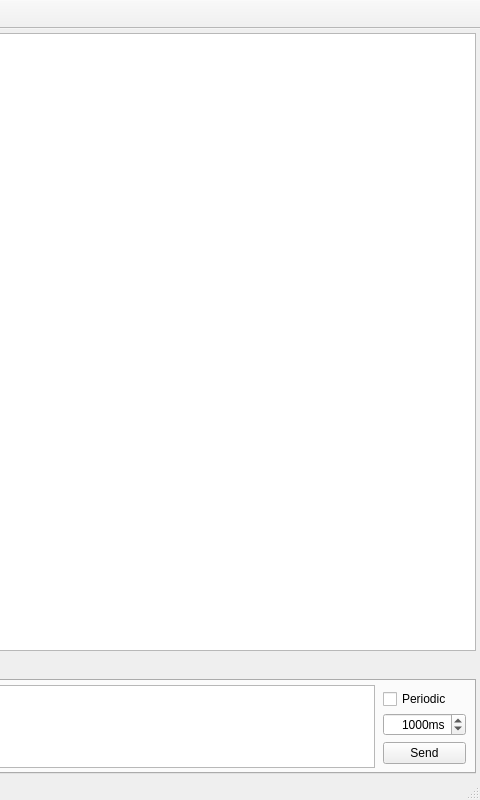
Qt form ui/mainWindow.ui (cocom-official/CoCOM) before a commit; both pictures show x 520 to 1000 and y 0 to 800 of the 1000 by 800 pixel window.
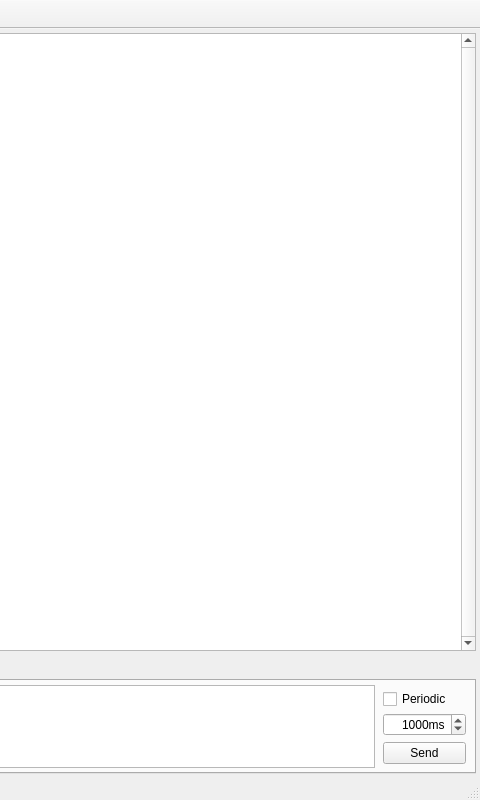
The same form after that commit. Icons and pictures are not drawn.

Diff of the .ui file:
```diff
--- a/ui/mainWindow.ui
+++ b/ui/mainWindow.ui
@@ -38,6 +38,9 @@
         <height>0</height>
        </size>
       </property>
+      <property name="verticalScrollBarPolicy">
+       <enum>Qt::ScrollBarAlwaysOn</enum>
+      </property>
      </widget>
     </item>
     <item>
```
